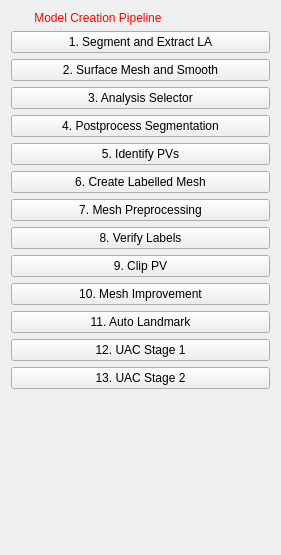
First picture: the form in CemrgApp/Plugins/kcl.cemrgapp.atrialstrainmotion/src/internal/AtrialStrainMotionViewControls.ui, repository CemrgDevelopers/CemrgApp, before the edit.
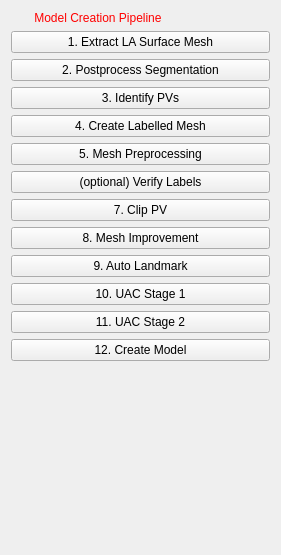
Second picture: the form after the edit.

The edit to the form file:
```diff
--- a/CemrgApp/Plugins/kcl.cemrgapp.atrialstrainmotion/src/internal/AtrialStrainMotionViewControls.ui
+++ b/CemrgApp/Plugins/kcl.cemrgapp.atrialstrainmotion/src/internal/AtrialStrainMotionViewControls.ui
@@ -33,91 +33,84 @@
    <item>
     <widget class="QPushButton" name="segment_extract">
      <property name="text">
-      <string>1. Segment and Extract LA</string>
-     </property>
-    </widget>
-   </item>
-   <item>
-    <widget class="QPushButton" name="surface_mesh_smooth">
-     <property name="text">
-      <string>2. Surface Mesh and Smooth</string>
-     </property>
-    </widget>
-   </item>
-   <item>
-    <widget class="QPushButton" name="button_3_imanalysis">
-     <property name="text">
-      <string>3. Analysis Selector</string>
+      <string>1. Extract LA Surface Mesh</string>
      </property>
     </widget>
    </item>
    <item>
     <widget class="QPushButton" name="button_man4_2_postproc">
      <property name="text">
-      <string>4. Postprocess Segmentation</string>
+      <string>2. Postprocess Segmentation</string>
      </property>
     </widget>
    </item>
    <item>
     <widget class="QPushButton" name="button_man5_idPV">
      <property name="text">
-      <string>5. Identify PVs</string>
+      <string>3. Identify PVs</string>
      </property>
     </widget>
    </item>
    <item>
     <widget class="QPushButton" name="button_man6_labelmesh">
      <property name="text">
-      <string>6. Create Labelled Mesh</string>
+      <string>4. Create Labelled Mesh</string>
      </property>
     </widget>
    </item>
    <item>
     <widget class="QPushButton" name="button_auto4_meshpreproc">
      <property name="text">
-      <string>7. Mesh Preprocessing</string>
+      <string>5. Mesh Preprocessing</string>
      </property>
     </widget>
    </item>
    <item>
     <widget class="QPushButton" name="button_0_3_checklabels">
      <property name="text">
-      <string>8. Verify Labels</string>
+      <string>(optional) Verify Labels</string>
      </property>
     </widget>
    </item>
    <item>
     <widget class="QPushButton" name="button_man8_clipPV">
      <property name="text">
-      <string>9. Clip PV</string>
+      <string>7. Clip PV</string>
      </property>
     </widget>
    </item>
    <item>
     <widget class="QPushButton" name="btn_mesh_improvement">
      <property name="text">
-      <string>10. Mesh Improvement</string>
+      <string>8. Mesh Improvement</string>
      </property>
     </widget>
    </item>
    <item>
     <widget class="QPushButton" name="autoLM">
      <property name="text">
-      <string>11. Auto Landmark</string>
+      <string>9. Auto Landmark</string>
      </property>
     </widget>
    </item>
    <item>
     <widget class="QPushButton" name="uac_stage_1">
      <property name="text">
-      <string>12. UAC Stage 1</string>
+      <string>10. UAC Stage 1</string>
      </property>
     </widget>
    </item>
    <item>
     <widget class="QPushButton" name="uac_stage_2">
      <property name="text">
-      <string>13. UAC Stage 2</string>
+      <string>11. UAC Stage 2</string>
+     </property>
+    </widget>
+   </item>
+   <item>
+    <widget class="QPushButton" name="create_model">
+     <property name="text">
+      <string>12. Create Model</string>
      </property>
     </widget>
    </item>
```
